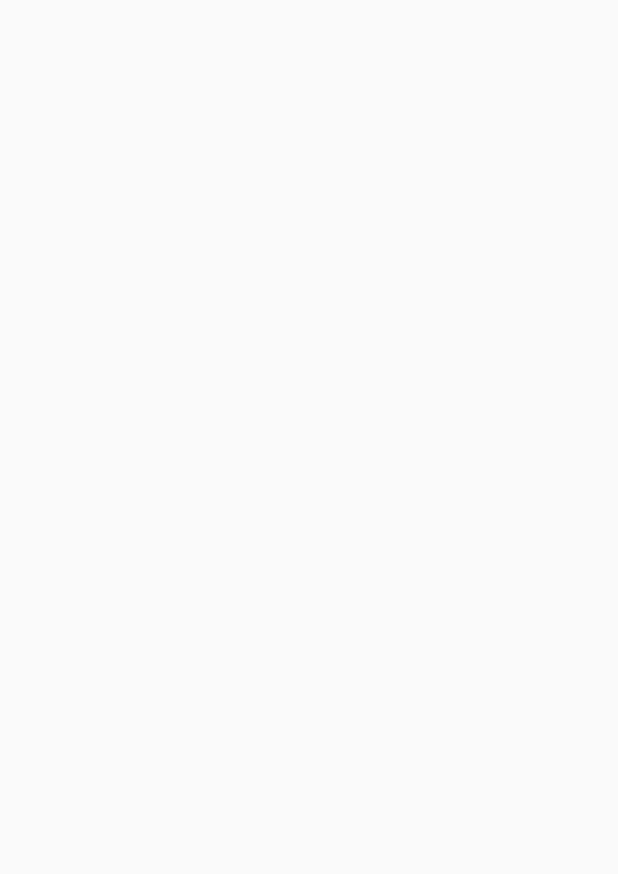
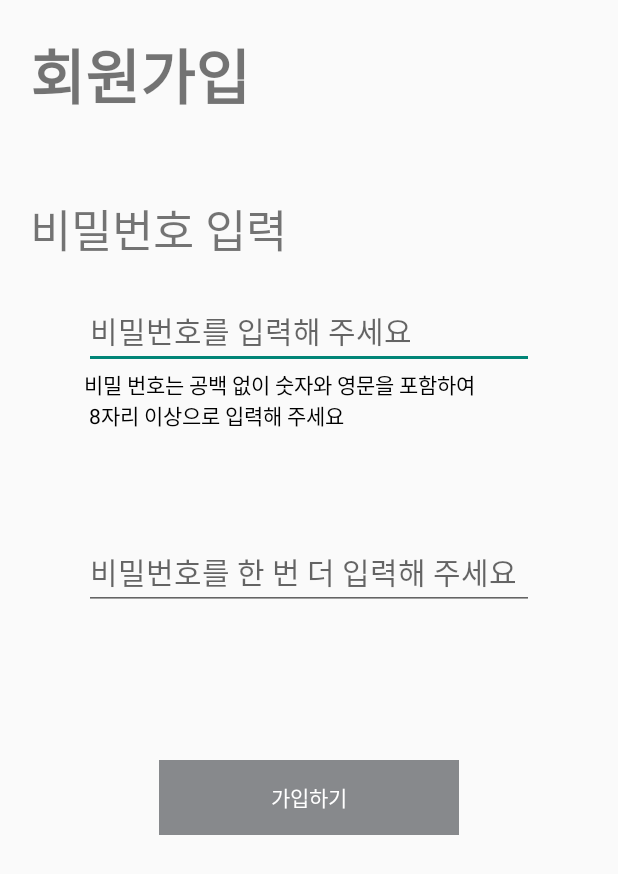
Before and after one commit to minseon33/inMyFridge, an Android app: the SignupResActivity screen opened directly, with no data from a screen before it, on a phone screen of 412 x 824 dp. Before the commit the part shown is empty. Shown: the top 874 px of the screen. Run offline under Robolectric (Android 15) with nearby library versions, the phone set to English and light mode, and no system bars.

Commit message:
working_on_signup_res

```diff
--- a/app/build.gradle.kts
+++ b/app/build.gradle.kts
@@ -42,9 +42,9 @@ dependencies {
     implementation(libs.material)
     implementation(libs.androidx.activity)
     implementation(libs.androidx.constraintlayout)
-    implementation(files("/Users/baejunho/AndroidStudioProjects/Kocoatalk/app/libs/activation.jar"))
-    implementation(files("/Users/baejunho/AndroidStudioProjects/Kocoatalk/app/libs/additionnal.jar"))
-    implementation(files("/Users/baejunho/AndroidStudioProjects/Kocoatalk/app/libs/mail.jar"))
+    implementation(files("libs/activation.jar"))
+    implementation(files("libs/additionnal.jar"))
+    implementation(files("libs/mail.jar"))
     testImplementation(libs.junit)
     androidTestImplementation(libs.androidx.junit)
     androidTestImplementation(libs.androidx.espresso.core)
--- a/app/src/main/java/com/example/kocoatalk/GmailSender.java
+++ b/app/src/main/java/com/example/kocoatalk/Utils/GmailSender.java
@@ -1,4 +1,4 @@
-package com.example.kocoatalk;
+package com.example.kocoatalk.Utils;
 
 import java.io.ByteArrayInputStream;
 import java.io.IOException;
--- a/app/src/main/res/layout/activity_signup_res.xml
+++ b/app/src/main/res/layout/activity_signup_res.xml
@@ -1,6 +1,92 @@
 <?xml version="1.0" encoding="utf-8"?>
 <androidx.constraintlayout.widget.ConstraintLayout xmlns:android="http://schemas.android.com/apk/res/android"
+    xmlns:app="http://schemas.android.com/apk/res-auto"
+    xmlns:tools="http://schemas.android.com/tools"
     android:layout_width="match_parent"
-    android:layout_height="match_parent">
+    android:layout_height="match_parent"
+    tools:context=".activities.SignupResActivity">
+
+
+    <LinearLayout
+        android:layout_width="match_parent"
+        android:layout_height="match_parent"
+        android:orientation="vertical"
+        app:layout_constraintBottom_toBottomOf="parent"
+        app:layout_constraintEnd_toEndOf="parent"
+        app:layout_constraintHorizontal_bias="0.0"
+        app:layout_constraintStart_toStartOf="parent"
+        app:layout_constraintTop_toTopOf="parent">
+
+        <TextView
+            android:id="@+id/textview"
+            android:layout_width="wrap_content"
+
+            android:layout_height="wrap_content"
+            android:paddingLeft="20dp"
+            android:paddingTop="20dp"
+            android:text="회원가입"
+            android:textSize="40dp"
+            android:textStyle="bold" />
+
+        <TextView
+            android:layout_width="wrap_content"
+            android:layout_height="wrap_content"
+            android:layout_marginTop="30dp"
+            android:paddingLeft="20dp"
+            android:paddingTop="20dp"
+            android:text="비밀번호 입력"
+            android:textSize="30dp" />
+
+        <Space
+            android:layout_width="match_parent"
+            android:layout_height="10dp" />
+
+
+        <EditText
+            android:id="@+id/edt_signup_email"
+            android:layout_width="300dp"
+            android:layout_height="wrap_content"
+            android:layout_gravity="center"
+            android:hint="비밀번호를 입력해 주세요"
+            android:paddingTop="20dp"
+            android:inputType="textPassword"
+            android:textSize="20dp" />
+
+        <TextView
+            android:id="@+id/txt_signup_pwalert"
+            android:layout_width="300dp"
+            android:layout_height="100dp"
+            android:textColor="@color/black"
+            android:layout_gravity="center"
+            android:text="비밀 번호는 공백 없이 숫자와 영문을 포함하여\n 8자리 이상으로 입력해 주세요"/>
+
+
+
+        <EditText
+            android:id="@+id/edt_signup_auth"
+            android:layout_width="300dp"
+            android:layout_height="wrap_content"
+            android:layout_gravity="center"
+            android:inputType="textPassword"
+            android:hint="비밀번호를 한 번 더 입력해 주세요"
+            android:paddingTop="20dp"
+            android:textSize="20dp" />
+
+        <TextView
+            android:id="@+id/txt_signup_pwcheckalert"
+            android:layout_width="300dp"
+            android:layout_height="100dp"
+            android:layout_gravity="center" />
+
+        <Button
+            android:id="@+id/btn_signup_netx"
+            android:layout_width="200dp"
+            android:layout_height="50dp"
+            android:layout_gravity="center"
+            android:background="@color/gray"
+            android:textColor="@color/white"
+            android:text="가입하기"
+            android:enabled="false"/>
+    </LinearLayout>
 
 </androidx.constraintlayout.widget.ConstraintLayout>
```
Also changed, not shown: app/src/main/java/com/example/kocoatalk/Utils/PreferenceUtil.kt (added, +21 -0 lines), app/src/main/java/com/example/kocoatalk/activities/SignupMailActivity.kt (+5 -4 lines), app/src/main/java/com/example/kocoatalk/activities/SignupResActivity.kt (+38 -0 lines), app/src/main/res/layout/activity_signup_mail.xml (+9 -6 lines).
